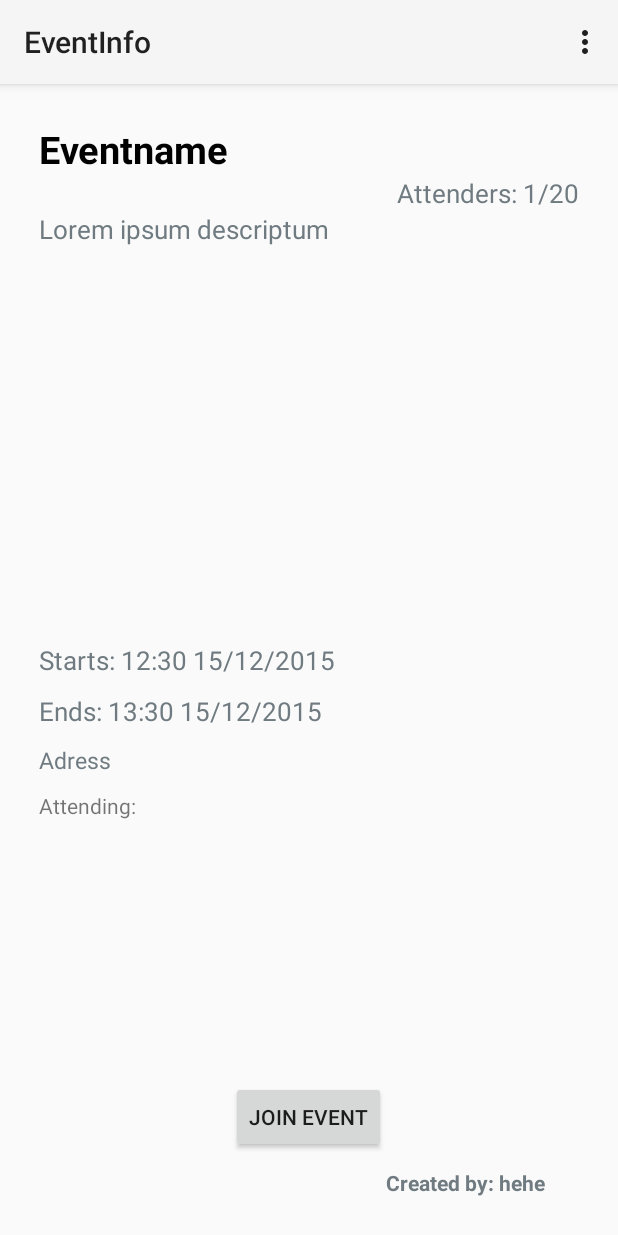
After one commit to etheone/tdp028, an Android app: the EventInfo screen opened directly, with no data from a screen before it, on a phone screen of 412 x 824 dp. The commit adds this screen. Run offline under Robolectric (Android 15) with nearby library versions, the phone set to English and light mode, and no system bars; libraries missing offline, so code that uses them is left out: com.parse; 2 statements that could not run were skipped.

Commit message:
Added the possibility to click an event in the list and view it. Displays more information about the event and the user has the possibility to join/leave an event.

```diff
--- /dev/null
+++ b/TDP028_2015/app/src/main/java/com/example/emil/socialize/EventInfo.java
@@ -0,0 +1,229 @@
+package com.example.emil.socialize;
+
+import android.support.v7.app.ActionBar;
+import android.support.v7.app.AppCompatActivity;
+import android.os.Bundle;
+import android.util.Log;
+import android.view.Menu;
+import android.view.MenuItem;
+import android.view.View;
+import android.widget.Button;
+import android.widget.TextView;
+import android.widget.Toast;
+
+import com.parse.FindCallback;
+import com.parse.ParseException;
+import com.parse.ParseObject;
+import com.parse.ParseQuery;
+import com.parse.ParseUser;
+import com.parse.SaveCallback;
+
+import java.lang.reflect.Array;
+import java.util.ArrayList;
+import java.util.List;
+
+public class EventInfo extends AppCompatActivity {
+
+    Button joinButton;
+    String user;
+    ArrayList<String> attendingUsers = new ArrayList<>();
+    String eventId;
+
+    @Override
+    protected void onCreate(Bundle savedInstanceState) {
+        super.onCreate(savedInstanceState);
+        setContentView(R.layout.activity_event_info);
+        joinButton = (Button)findViewById(R.id.joinButton);
+
+        user = ParseUser.getCurrentUser().getUsername();
+
+        Event event = getIntent().getParcelableExtra("event");
+
+        Log.i("Event", event.toString());
+
+        if (event != null) {
+            Log.i("AdapterInfo", "Trying to set the stuff");
+            TextView title = (TextView) findViewById(R.id.title);
+            TextView description = (TextView) findViewById(R.id.description);
+            TextView address = (TextView) findViewById(R.id.adress);
+            TextView starts = (TextView) findViewById(R.id.starts);
+            TextView ends = (TextView) findViewById(R.id.ends);
+            TextView creator = (TextView) findViewById(R.id.creator);
+            TextView attenders = (TextView) findViewById(R.id.attenders);
+            TextView usersAttending = (TextView) findViewById(R.id.usersAttending);
+
+            eventId = event.eventId;
+
+            if (title != null) {
+                title.setText(event.title);
+                //title.setText((e.get("title")).toString());
+            }
+
+            if (description != null) {
+                //description.setText((e.get("description")).toString());
+                description.setText(event.description);
+            }
+
+            if (address != null) {
+                String adr;
+                try {
+                    adr = event.address;
+                    //adr = e.get("address").toString();
+                } catch (Exception ee) {
+                    adr = "No address availible";
+                }
+                address.setText(adr);
+            }
+
+            if (starts != null) {
+                String strt = event.starts;
+                starts.setText(strt);
+            }
+
+            if (ends != null) {
+                String end = event.ends;
+                ends.setText((end));
+            }
+
+            if (creator != null) {
+                creator.setText("Creator: " + event.creator);
+            }
+
+            if (attenders != null) {
+                //int attending = (int) e.get(position).attenders;
+                //int maxAttending = (int) e.get("maxAttenders");
+                attenders.setText(event.attenders);
+            }
+
+            if(usersAttending != null) {
+                String[] temp = event.attendingUsers.split(", ");
+                for(String s : temp) {
+                    if(s != null) {
+                        attendingUsers.add(s);
+                    }
+                }
+                usersAttending.setText(event.attendingUsers);
+
+
+            }
+        }
+        if(attendingUsers.contains(user)) {
+            Log.i("EventInfo", "User is participating");
+            joinButton.setText("Leave event");
+        } else {
+            joinButton.setText("Join event");
+            Log.i("EventInfo", "User is NOT participating");
+        }
+
+    }
+
+    public void joinLeaveEvent(View v) {
+
+        if(attendingUsers.contains(user)) {
+            //User is already signed up
+            Log.i("EventInfo", "User is participating");
+            leaveEvent();
+
+        } else {
+            //User is not signed up yet
+            Log.i("EventInfo", "User is NOT participating");
+            joinEvent();
+        }
+
+    }
+
+    public void leaveEvent() {
+
+        ParseQuery query = ParseQuery.getQuery("Event");
+        query.whereEqualTo("objectId", eventId);
+        query.findInBackground(new FindCallback<ParseObject>() {
+            public void done(List<ParseObject> events, ParseException e) {
+                ArrayList<String> attenders;
+                if (e == null) {
+                    Log.d("events", "Retrieved " + events.size() + " events");
+                    attenders = (ArrayList<String>)events.get(0).get("attendingUsers");
+                    for(int i = 0; i < attenders.size(); i++) {
+                        Log.d("events", user);
+                        if(attenders.get(i).equals(user)) {
+                            Log.d("events", "attenders: " + attenders.get(i).toString());
+                            Log.d("events", user);
+                            attenders.remove(i);
+                        }
+                    }
+                    Log.d("events", "attenders includes: " + attenders.toString());
+                    ParseObject p = events.get(0);
+                    p.remove("attendingUsers");
+                    p.addAll("attendingUsers", attenders);
+                    p.increment("attenders", -1);
+                    p.saveInBackground(new SaveCallback() {
+                        @Override
+                        public void done(ParseException e) {
+                            Toast.makeText(getApplicationContext(), "Left event", Toast.LENGTH_SHORT).show();
+                            finish();
+                        }
+                    });
+
+                } else {
+                    Log.d("score", "Error: " + e.getMessage());
+                }
+            }
+        });
+    }
+
+    public void joinEvent() {
+
+        ParseQuery query = ParseQuery.getQuery("Event");
+        query.whereEqualTo("objectId", eventId);
+        query.findInBackground(new FindCallback<ParseObject>() {
+            public void done(List<ParseObject> events, ParseException e) {
+                ArrayList<String> attenders;
+                if (e == null) {
+                    Log.d("events", "Retrieved " + events.size() + " events");
+                    //Log.d("events", "attenders includes: " + attenders.toString());
+                    ParseObject p = events.get(0);
+                    p.addUnique("attendingUsers", user);
+                    p.increment("attenders");
+                    p.saveInBackground(new SaveCallback() {
+                        @Override
+                        public void done(ParseException e) {
+                            Toast.makeText(getApplicationContext(), "Joined event", Toast.LENGTH_SHORT).show();
+                            finish();
+                        }
+                    });
+                } else {
+                    Log.d("events", "Error: " + e.getMessage());
+                }
+            }
+        });
+    }
+
+    @Override
+    public boolean onCreateOptionsMenu(Menu menu) {
+        // Inflate the menu; this adds items to the action bar if it is present.
+        getMenuInflater().inflate(R.menu.menu_event_info, menu);
+        return true;
+    }
+
+    @Override
+    public boolean onOptionsItemSelected(MenuItem item) {
+        // Handle action bar item clicks here. The action bar will
+        // automatically handle clicks on the Home/Up button, so long
+        // as you specify a parent activity in AndroidManifest.xml.
+        int id = item.getItemId();
+
+        //noinspection SimplifiableIfStatement
+        if (id == R.id.action_settings) {
+            return true;
+        }
+
+        if (id == android.R.id.home) {
+            onBackPressed();
+            return true;
+        }
+
+
+
+
+        return super.onOptionsItemSelected(item);
+    }
+}
--- /dev/null
+++ b/TDP028_2015/app/src/main/res/layout/activity_event_info.xml
@@ -0,0 +1,118 @@
+<RelativeLayout xmlns:android="http://schemas.android.com/apk/res/android"
+    xmlns:tools="http://schemas.android.com/tools" android:layout_width="match_parent"
+    android:layout_height="match_parent" android:paddingLeft="@dimen/activity_horizontal_margin"
+    android:paddingRight="@dimen/activity_horizontal_margin"
+    android:paddingTop="@dimen/activity_vertical_margin"
+    android:paddingBottom="@dimen/activity_vertical_margin"
+    tools:context="com.example.emil.socialize.EventInfo">
+
+    <TextView
+        android:layout_width="match_parent"
+        android:layout_height="wrap_content"
+        android:text="Eventname"
+        android:id="@+id/title"
+        android:layout_alignParentTop="true"
+        android:layout_alignParentStart="true"
+        android:layout_marginTop="10dp"
+        android:layout_marginLeft="10dp"
+        android:layout_marginRight="10dp"
+        android:textColor="#010101"
+        android:textStyle="bold"
+        android:textSize="25dp" />
+
+    <TextView
+        android:layout_width="wrap_content"
+        android:layout_height="wrap_content"
+        android:text="Lorem ipsum descriptum"
+        android:id="@+id/description"
+        android:layout_marginRight="10dp"
+        android:textColor="#6f7b80"
+        android:textSize="17dp"
+        android:layout_below="@+id/attenders"
+        android:layout_alignStart="@+id/title" />
+
+    <TextView
+        android:layout_width="wrap_content"
+        android:layout_height="wrap_content"
+        android:text="Adress"
+        android:id="@+id/adress"
+        android:layout_marginRight="10dp"
+        android:textColor="#6f7b80"
+        android:textSize="15dp"
+        android:layout_below="@+id/ends"
+        android:layout_alignStart="@+id/ends"
+        android:layout_marginTop="10dp" />
+
+    <TextView
+        android:layout_width="wrap_content"
+        android:layout_height="wrap_content"
+        android:text="Attenders: 1/20"
+        android:id="@+id/attenders"
+        android:layout_marginRight="10dp"
+        android:textColor="#6f7b80"
+        android:textSize="17dp"
+        android:textAlignment="viewEnd"
+        android:layout_below="@+id/title"
+        android:layout_alignParentEnd="true" />
+
+    <TextView
+        android:layout_width="wrap_content"
+        android:layout_height="wrap_content"
+        android:text="Starts: 12:30 15/12/2015"
+        android:id="@+id/starts"
+        android:textColor="#6f7b80"
+        android:layout_centerVertical="true"
+        android:layout_alignStart="@+id/description"
+        android:textSize="17dp" />
+
+    <TextView
+        android:layout_width="wrap_content"
+        android:layout_height="wrap_content"
+        android:text="Ends: 13:30 15/12/2015"
+        android:id="@+id/ends"
+        android:textColor="#6f7b80"
+        android:layout_below="@+id/starts"
+        android:layout_alignStart="@+id/starts"
+        android:layout_marginTop="10dp"
+        android:textSize="17dp" />
+
+    <TextView
+        android:layout_width="wrap_content"
+        android:layout_height="wrap_content"
+        android:text="Created by: hehe"
+        android:id="@+id/creator"
+        android:layout_marginRight="10dp"
+        android:textColor="#6f7b80"
+        android:textStyle="bold"
+        android:layout_alignParentBottom="true"
+        android:layout_toEndOf="@+id/joinButton"
+        android:layout_marginBottom="10dp" />
+
+    <Button
+        android:layout_width="wrap_content"
+        android:layout_height="wrap_content"
+        android:text="Sign up"
+        android:id="@+id/joinButton"
+        android:layout_above="@+id/creator"
+        android:layout_centerHorizontal="true"
+        android:onClick="joinLeaveEvent"
+        android:layout_marginBottom="10dp" />
+
+    <TextView
+        android:layout_width="wrap_content"
+        android:layout_height="wrap_content"
+        android:text="Attending:"
+        android:id="@+id/textView3"
+        android:layout_below="@+id/adress"
+        android:layout_alignStart="@+id/adress"
+        android:layout_marginTop="10dp" />
+
+    <TextView
+        android:layout_width="wrap_content"
+        android:layout_height="wrap_content"
+        android:id="@+id/usersAttending"
+        android:layout_below="@+id/textView3"
+        android:layout_alignStart="@+id/adress"
+        android:layout_marginTop="5dp" />
+
+</RelativeLayout>
--- /dev/null
+++ b/TDP028_2015/app/src/main/res/menu/menu_event_info.xml
@@ -0,0 +1,7 @@
+<menu xmlns:android="http://schemas.android.com/apk/res/android"
+    xmlns:app="http://schemas.android.com/apk/res-auto"
+    xmlns:tools="http://schemas.android.com/tools"
+    tools:context="com.example.emil.socialize.EventInfo">
+    <item android:id="@+id/action_settings" android:title="@string/action_settings"
+        android:orderInCategory="100" app:showAsAction="never" />
+</menu>
--- a/TDP028_2015/app/src/main/res/values/strings.xml
+++ b/TDP028_2015/app/src/main/res/values/strings.xml
@@ -22,4 +22,5 @@
 <!-- TODO: Remove or change this placeholder text -->
     <string name="hello_blank_fragment">Hello blank fragment</string>
     <string name="title_activity_new_event">Create</string>
+    <string name="title_activity_event_info">EventInfo</string>
 </resources>
```
Also changed, not shown: TDP028_2015/app/src/main/AndroidManifest.xml (+18 -8 lines), TDP028_2015/app/src/main/java/com/example/emil/socialize/ActivitiesFragmentList.java (+58 -2 lines), TDP028_2015/app/src/main/java/com/example/emil/socialize/Event.java (+11 -2 lines), TDP028_2015/app/src/main/java/com/example/emil/socialize/MainActivity.java (+39 -17 lines), 1 other file.
